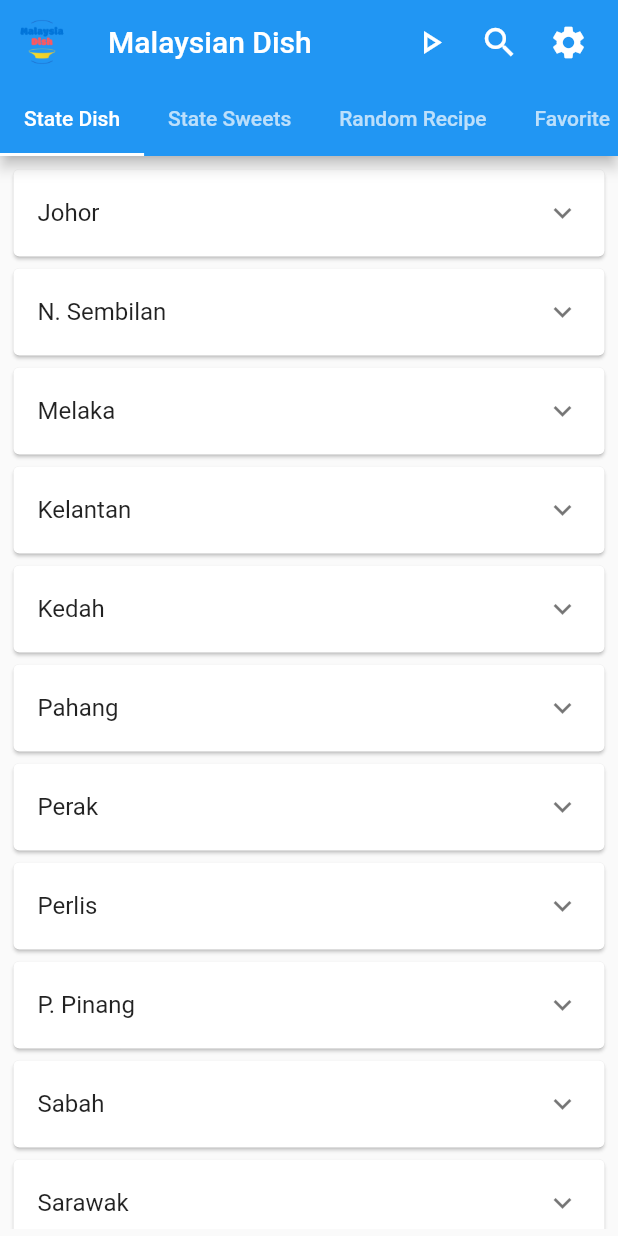
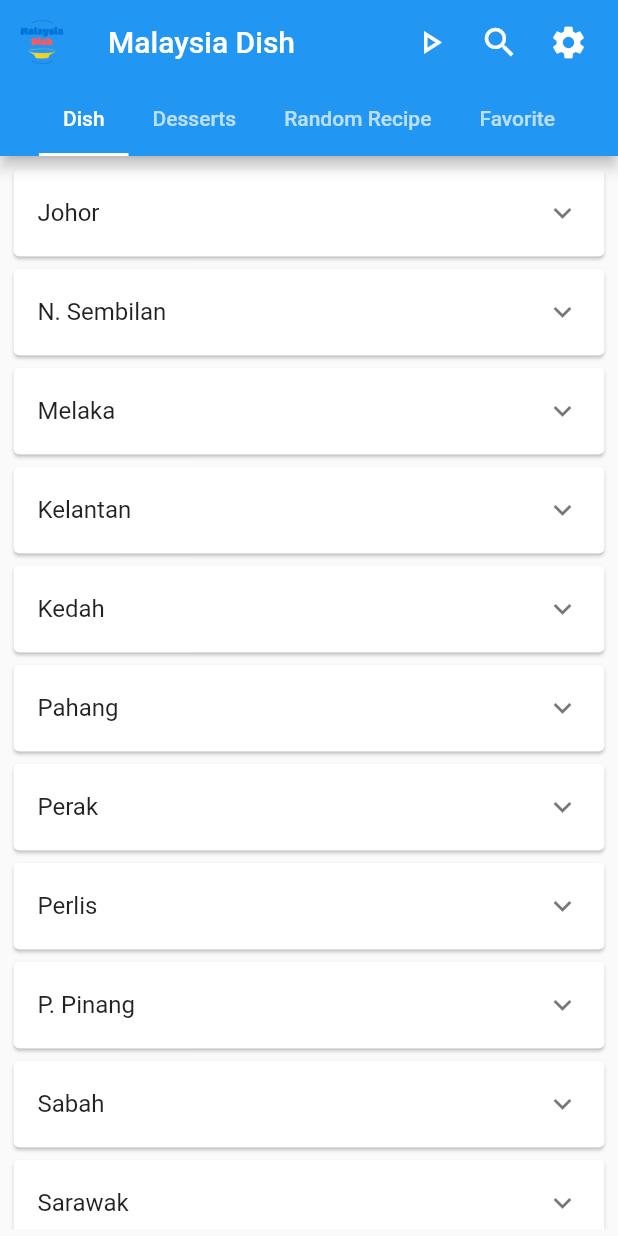
Before and after one commit to quezera97/malaysia_dish, a Flutter app: the screen it shows after launch, on a phone screen of 412 x 824 dp. Run offline on Flutter 3.47's test engine with Material 2 defaults, Android fonts, the light colour scheme and no system bars; our stand-ins replace anim_search_bar, flutter_widget_from_html_core, share, shared_preferences, youtube_player_flutter; missing offline and left inert: day_night_switcher, flutter_inappwebview.

Commit message:
change latest b4 production

```diff
--- a/lib/main.dart
+++ b/lib/main.dart
@@ -21,7 +21,7 @@
   Widget build(BuildContext context) {
     final themeProvider = Provider.of<ThemeProvider>(context);
     return MaterialApp(
-      title: 'Malaysian Dish',
+      title: 'Malaysia Dish',
       debugShowCheckedModeBanner: false,
       theme: themeProvider.currentTheme,
       routes: {
--- a/lib/setting/settings.dart
+++ b/lib/setting/settings.dart
@@ -16,7 +16,7 @@
 }
 
 class _SettingsState extends State<Settings> {
-  final String packageName = 'com.malaysia_recipe';
+  final String packageName = 'com.malaysia.recipe';
 
   Future<void> _shareApp() async {
     String url = 'https://play.google.com/store/apps/details?id=$packageName';
--- a/lib/ui/dashboard.dart
+++ b/lib/ui/dashboard.dart
@@ -21,7 +21,7 @@
       length: 4,
       child: Scaffold(
         appBar: AppBar(
-          title: const Text('Malaysian Dish'),
+          title: const Text('Malaysia Dish'),
           leading: const Image(
             image: AssetImage('lib/assets/launcher_icon.png'),
           ),
@@ -75,8 +75,8 @@
           bottom: const TabBar(
             isScrollable: true,
             tabs: <Widget>[
-              Tab(text: 'State Dish'),
-              Tab(text: 'State Sweets'),
+              Tab(text: 'Dish'),
+              Tab(text: 'Desserts'),
               Tab(text: 'Random Recipe'),
               Tab(text: 'Favorite'),
             ],
--- a/lib/ui/favorite/favorite_player.dart
+++ b/lib/ui/favorite/favorite_player.dart
@@ -30,7 +30,7 @@
         builder: (context, player) {
           return Scaffold(
             appBar: AppBar(
-              title: const Text('Malaysian Dish'),
+              title: const Text(''),
             ),
             body: SingleChildScrollView(
               child: Padding(
--- a/lib/ui/popular_sweets/popular_sweets_video.dart
+++ b/lib/ui/popular_sweets/popular_sweets_video.dart
@@ -74,7 +74,7 @@
         builder: (context, player) {
           return Scaffold(
             appBar: AppBar(
-              title: Text('${widget.nameOfSweets} Sweets Recipe'),
+              title: Text('${widget.nameOfSweets} Desserts Recipe'),
             ),
             body: SingleChildScrollView(
                 child: Padding(
--- a/lib/ui/recipe/recipe_list.dart
+++ b/lib/ui/recipe/recipe_list.dart
@@ -39,10 +39,11 @@
     _controller = YoutubePlayerController(
       initialVideoId: getVideoId(selectedCombined['url'].toString()),
       flags: const YoutubePlayerFlags(
-        autoPlay: false,
+        autoPlay: true,
         mute: false,
         loop: true,
-        controlsVisibleAtStart: true,
+        hideControls: true,
+        disableDragSeek: false,
       ),
     );
   }
--- a/pubspec.yaml
+++ b/pubspec.yaml
@@ -1,5 +1,5 @@
 name: malaysia_recipe
-description: A new Flutter project.
+description: Learn traditional/popular dishes and desserts in Malaysia
 # The following line prevents the package from being accidentally published to
 # pub.dev using `flutter pub publish`. This is preferred for private packages.
 publish_to: 'none' # Remove this line if you wish to publish to pub.dev
@@ -16,7 +16,7 @@
 # https://developer.apple.com/library/archive/documentation/General/Reference/InfoPlistKeyReference/Articles/CoreFoundationKeys.html
 # In Windows, build-name is used as the major, minor, and patch parts
 # of the product and file versions while build-number is used as the build suffix.
-version: 1.0.0+1
+version: 1.0.0+2
 
 environment:
   sdk: '>=2.19.4 <3.0.0'
@@ -71,6 +71,7 @@
   # The following line ensures that the Material Icons font is
   # included with your application, so that you can use the icons in
   # the material Icons class.
+  generate: true
   uses-material-design: true
 
   assets:
```
Also changed, not shown: pubspec.lock, 1 other file.
